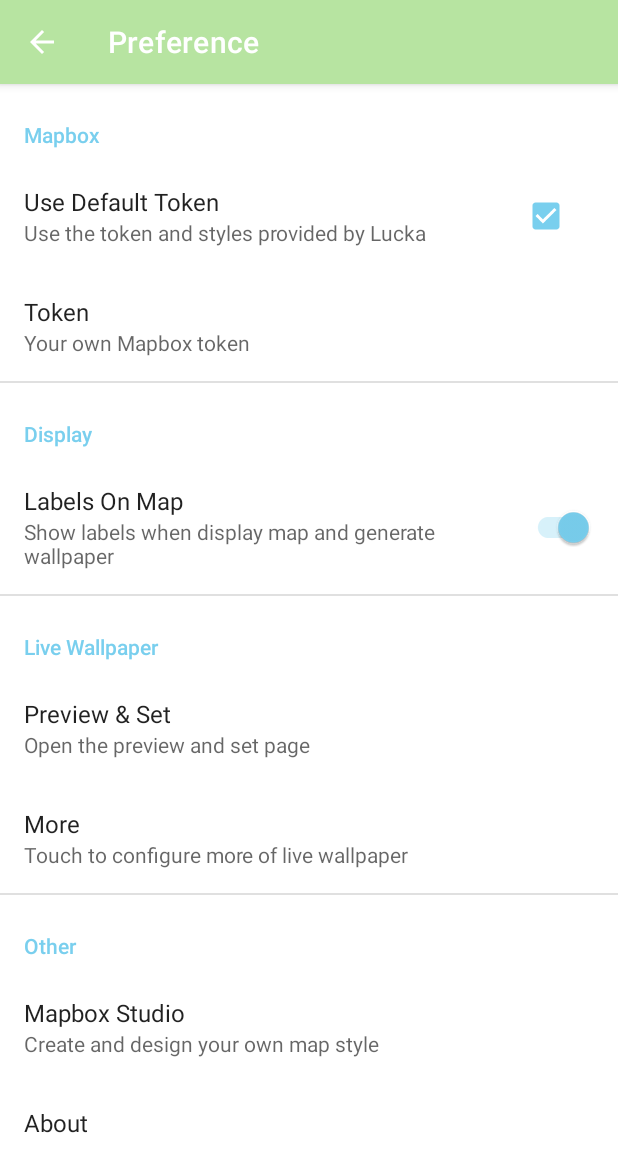
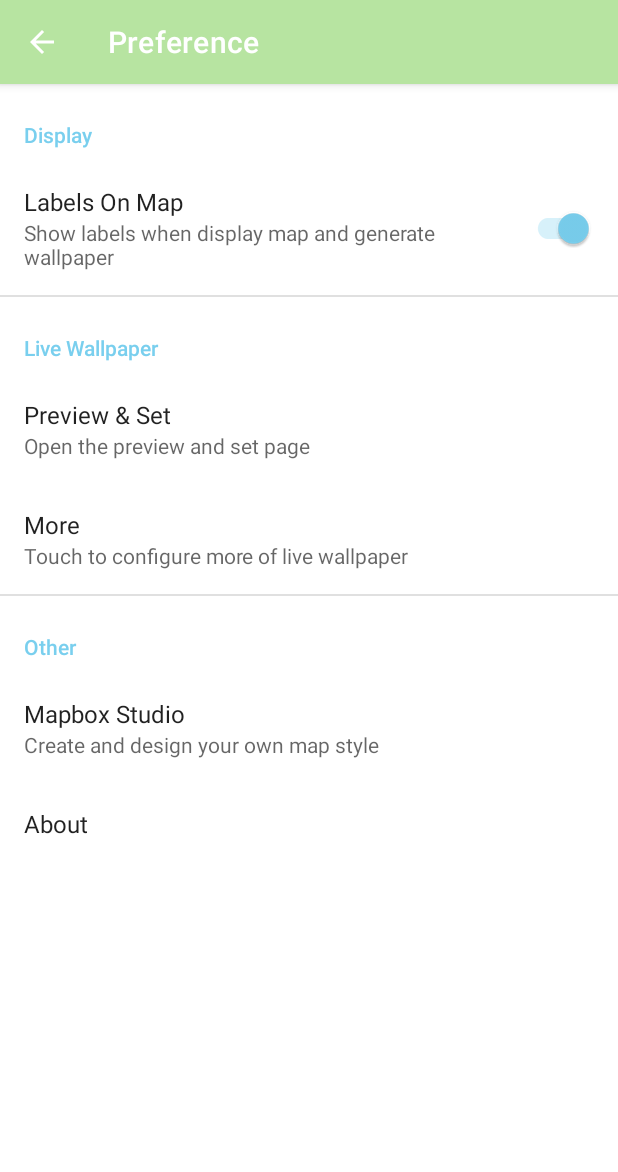
Before and after one commit to lucka-me/mapler-android, an Android app: the PreferenceActivity screen opened directly, with no data from a screen before it, on a phone screen of 412 x 824 dp. Shown: the top 1172 px of the screen. Run offline under Robolectric (Android 15) with nearby library versions, the phone set to English and light mode, and no system bars; our stand-ins replace androidx.preference; libraries missing offline, so code that uses them is left out: org.jetbrains.anko.

Commit message:
Pre [0.1.10(1033)][READY] Remove custom token
Removed
- Preferences and code related to custom mapbox token

```diff
--- a/wallmapper/src/main/res/values/strings_preference.xml
+++ b/wallmapper/src/main/res/values/strings_preference.xml
@@ -14,17 +14,6 @@
 
     <!-- Screen: Main -->
     <string name="pref_main_screen_title">Preference</string>
-
-    <string name="pref_mapbox_category_title" translatable="false">Mapbox</string>
-    <string name="pref_mapbox_use_default_token" translatable="false">pref_mapbox_use_default_token</string>
-    <string name="pref_mapbox_use_default_token_title">Use Default Token</string>
-    <string name="pref_mapbox_use_default_token_summary_on">Use the token and styles provided by Lucka</string>
-    <string name="pref_mapbox_use_default_token_summary_off">Use your own token and add yours own styles from url</string>
-    <string name="pref_mapbox_token" translatable="false">pref_mapbox_token</string>
-    <string name="pref_mapbox_token_title">Token</string>
-    <string name="pref_mapbox_token_summary">Your own Mapbox token</string>
-    <string name="pref_mapbox_token_hint">Your Mapbox Access Token</string>
-    <string name="pref_mapbox_token_default" translatable="false">YOUR OWN TOKEN</string>
 
     <string name="pref_display_category_title">Display</string>
     <string name="pref_display_label" translatable="false">pref_display_label</string>
--- a/wallmapper/src/main/res/xml/preference_main.xml
+++ b/wallmapper/src/main/res/xml/preference_main.xml
@@ -2,29 +2,6 @@
 <androidx.preference.PreferenceScreen
         xmlns:android="http://schemas.android.com/apk/res/android"
         xmlns:app="http://schemas.android.com/apk/res-auto">
-
-    <PreferenceCategory
-            android:title="@string/pref_mapbox_category_title"
-            app:iconSpaceReserved="false" >
-
-        <CheckBoxPreference
-                android:key="@string/pref_mapbox_use_default_token"
-                android:defaultValue="true"
-                android:title="@string/pref_mapbox_use_default_token_title"
-                android:summaryOn="@string/pref_mapbox_use_default_token_summary_on"
-                android:summaryOff="@string/pref_mapbox_use_default_token_summary_off"
-                android:disableDependentsState="true"
-                app:iconSpaceReserved="false"/>
-
-        <EditTextPreference
-                android:key="@string/pref_mapbox_token"
-                android:title="@string/pref_mapbox_token_title"
-                android:summary="@string/pref_mapbox_token_summary"
-                android:hint="@string/pref_mapbox_token_hint"
-                android:dependency="@string/pref_mapbox_use_default_token"
-                app:iconSpaceReserved="false"/>
-
-    </PreferenceCategory>
 
     <PreferenceCategory
         android:title="@string/pref_display_category_title"
```
Also changed, not shown: wallmapper/src/main/java/labs/lucka/wallmapper/MapKit.kt (+1 -27 lines), 1 other file.
